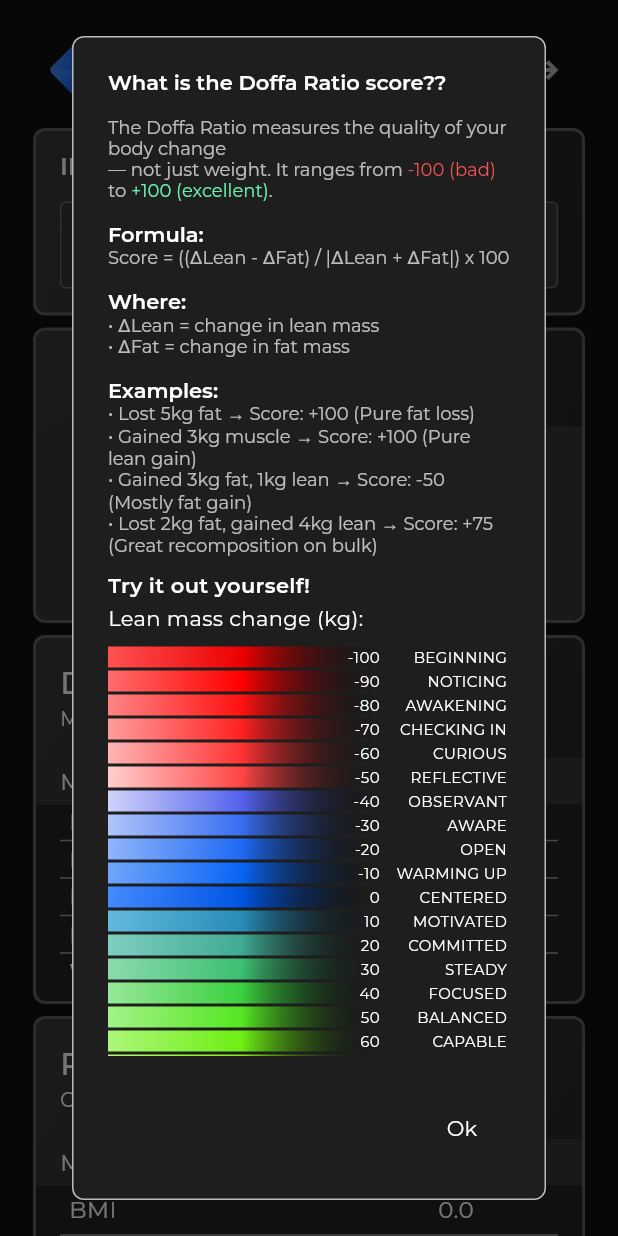
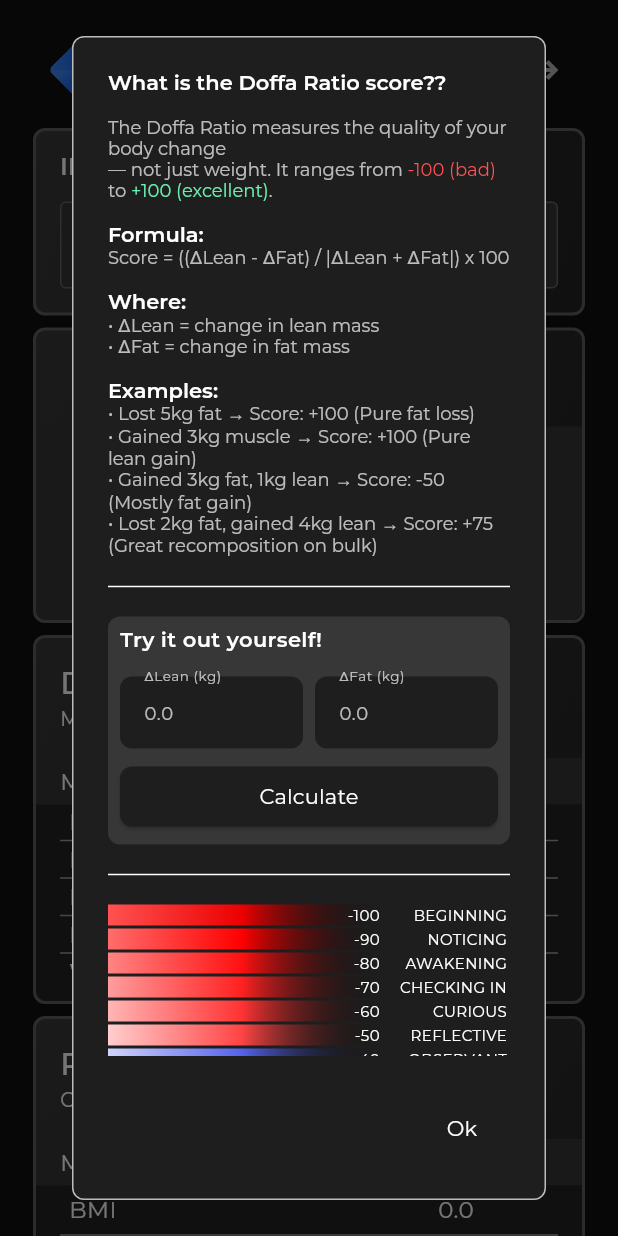
Before and after one commit to NangiDev/doffa, a Flutter app: the screen it shows after launch, after a tap on "Login with Fitbit", after a tap on "RATIO", on a phone screen of 412 x 824 dp. Run offline on Flutter 3.47's test engine with Material 3 defaults, Android fonts, the phone set to English and light mode, and no system bars; our stand-ins replace flutter_secure_storage, flutter_svg, google_fonts, logger, shared_preferences.

Commit message:
Add a ratio test and description prompt

```diff
--- a/lib/providers/metrics_provider.dart
+++ b/lib/providers/metrics_provider.dart
@@ -61,6 +61,16 @@ class MetricsProvider extends ChangeNotifier {
     await _setChangeMetrics(startMetrics, _endMetrics);
   }
 
+  void setEndMetricsSync(Metrics metrics) {
+    _endMetrics = metrics;
+    _setChangeMetricsSync(_startMetrics, _endMetrics);
+  }
+
+  void _setChangeMetricsSync(Metrics start, Metrics end) {
+    _changeMetrics = end.difference(start);
+    notifyListeners();
+  }
+
   // Method to initialize metrics from storage
   Future<void> _loadMetricsFromStorage() async {
     // Load startMetrics from storage
--- a/lib/widgets/cards/my_ratio_card.dart
+++ b/lib/widgets/cards/my_ratio_card.dart
@@ -1,4 +1,5 @@
 import 'package:doffa/providers/metrics_provider.dart';
+import 'package:doffa/widgets/cards/utils/ratio_calculator.dart';
 import 'package:doffa/widgets/my_container.dart';
 import 'package:doffa/widgets/text/my_montserrat.dart';
 import 'package:flutter/material.dart';
@@ -137,7 +138,12 @@ void showInformationDialog({
               children: [
                 _buildCalculationExplanation(context, maxWidth),
                 const SizedBox(height: 8),
-                _buildRatioCalulator(),
+                Divider(),
+                const SizedBox(height: 8),
+                // _buildRatioCalulator(),
+                RatioCalculator(),
+                const SizedBox(height: 8),
+                Divider(),
                 const SizedBox(height: 8),
                 ...motivationScale.entries.map((entry) {
                   final ratio = entry.key;
@@ -167,25 +173,117 @@ void showInformationDialog({
   );
 }
 
-Widget _buildRatioCalulator() {
-  return Column(
-    crossAxisAlignment: CrossAxisAlignment.start,
-    mainAxisSize: MainAxisSize.min,
-    children: [
-      MyMontserrat(
-        text: "Try it out yourself!",
-        maxWidth: 14,
-        fontWeight: FontWeight.w600,
-      ),
-      const SizedBox(height: 8),
-      MyMontserrat(
-        text: "Lean mass change (kg):",
-        maxWidth: 14,
-        fontWeight: FontWeight.w400,
-      ),
-    ],
-  );
-}
+// Widget _buildRatioCalulator() {
+//   final TextStyle textStyle = MyMontserrat.defaultStyle().copyWith(
+//     fontSize: 12,
+//     color: Colors.white70,
+//     height: 1.2,
+//     fontWeight: FontWeight.w400,
+//   );
+
+//   final testProvider = MetricsProvider();
+
+//   return Container(
+//     padding: const EdgeInsets.all(8),
+//     decoration: BoxDecoration(
+//       color: const Color(0xFF373737),
+//       borderRadius: BorderRadius.circular(8),
+//     ),
+//     child: Column(
+//       crossAxisAlignment: CrossAxisAlignment.start,
+//       mainAxisSize: MainAxisSize.min,
+//       children: [
+//         MyMontserrat(
+//           text: "Try it out yourself!",
+//           maxWidth: 14,
+//           fontWeight: FontWeight.w600,
+//         ),
+//         const SizedBox(height: 8),
+//         // Text fields for input
+//         Row(
+//           mainAxisAlignment: MainAxisAlignment.spaceBetween,
+//           children: [
+//             Expanded(
+//               child: TextField(
+//                 controller: TextEditingController(
+//                   text: testProvider.endMetrics.fatInKg.toString(),
+//                 ),
+//                 decoration: InputDecoration(
+//                   labelText: 'ΔLean (kg)',
+//                   labelStyle: textStyle,
+//                   filled: true,
+//                   fillColor: const Color(0xFF1E1E1E),
+//                   border: OutlineInputBorder(
+//                     borderRadius: BorderRadius.circular(8),
+//                     borderSide: BorderSide.none,
+//                   ),
+//                 ),
+//                 style: textStyle,
+//                 onChanged: (value) {
+//                   testProvider.endMetrics.copyWith(
+//                     leanInKg: double.tryParse(value) ?? 0.0,
+//                   );
+//                   // metricsProvider.setEndMetrics(metricsProvider.endMetrics);
+//                 },
+//               ),
+//             ),
+//             const SizedBox(width: 8),
+//             Expanded(
+//               child: TextField(
+//                 controller: TextEditingController(
+//                   text: testProvider.endMetrics.fatInKg.toString(),
+//                 ),
+//                 decoration: InputDecoration(
+//                   labelText: 'ΔFat (kg)',
+//                   labelStyle: textStyle,
+//                   filled: true,
+//                   fillColor: const Color(0xFF1E1E1E),
+//                   border: OutlineInputBorder(
+//                     borderRadius: BorderRadius.circular(8),
+//                     borderSide: BorderSide.none,
+//                   ),
+//                 ),
+//                 style: textStyle,
+//                 onChanged: (value) {
+//                   testProvider.endMetrics.copyWith(
+//                     fatInKg: double.tryParse(value) ?? 0.0,
+//                   );
+//                   // metricsProvider.setEndMetrics(metricsProvider.endMetrics);
+//                 },
+//               ),
+//             ),
+//           ],
+//         ),
+//         // Button to calculate the ratio
+//         const SizedBox(height: 8),
+//         ElevatedButton(
+//           onPressed: () {
+//             print('Ratio: ${testProvider.getRatio()}');
+//           },
+//           style: ElevatedButton.styleFrom(
+//             backgroundColor: const Color(0xFF1E1E1E),
+//             shape: RoundedRectangleBorder(
+//               borderRadius: BorderRadius.circular(8),
+//             ),
+//           ),
+//           child: const MyMontserrat(
+//             text: 'Calculate',
+//             maxWidth: 14,
+//             fontWeight: FontWeight.w400,
+//           ),
+//         ),
+//         const SizedBox(height: 12),
+//         // Display the result
+//         MyMontserrat(
+//           text: 'Result: ${testProvider.getRatio()}',
+//           maxWidth: 14,
+//           fontWeight: FontWeight.w400,
+//         ),
+//         const SizedBox(height: 4),
+//       ],
+//     ),
+//   );
+// }
 
 Widget _buildCalculationExplanation(BuildContext context, double maxWidth) {
   final TextStyle textStyle = MyMontserrat.defaultStyle().copyWith(
--- /dev/null
+++ b/lib/widgets/cards/utils/ratio_calculator.dart
@@ -0,0 +1,143 @@
+import 'package:doffa/providers/metrics_provider.dart';
+import 'package:doffa/widgets/text/my_montserrat.dart';
+import 'package:flutter/material.dart';
+
+class RatioCalculator extends StatefulWidget {
+  const RatioCalculator({super.key});
+
+  @override
+  State<RatioCalculator> createState() => _RatioCalculatorState();
+}
+
+class _RatioCalculatorState extends State<RatioCalculator> {
+  String leanInKg = "0.0";
+  String fatInKg = "0.0";
+
+  final MetricsProvider testProvider = MetricsProvider();
+  late final TextEditingController leanController;
+  late final TextEditingController fatController;
+
+  int? result;
+
+  @override
+  void initState() {
+    super.initState();
+    leanController = TextEditingController(text: leanInKg);
+    fatController = TextEditingController(text: fatInKg);
+
+    testProvider.setStartMetrics(
+      testProvider.startMetrics.copyWith(leanInKg: 0.0, fatInKg: 0.0),
+    );
+  }
+
+  @override
+  void dispose() {
+    leanController.dispose();
+    fatController.dispose();
+    super.dispose();
+  }
+
+  @override
+  Widget build(BuildContext context) {
+    final TextStyle textStyle = MyMontserrat.defaultStyle().copyWith(
+      fontSize: 12,
+      color: Colors.white70,
+      height: 1.2,
+      fontWeight: FontWeight.w400,
+    );
+
+    return Container(
+      padding: const EdgeInsets.all(8),
+      decoration: BoxDecoration(
+        color: const Color(0xFF373737),
+        borderRadius: BorderRadius.circular(8),
+      ),
+      child: Column(
+        spacing: 8,
+        crossAxisAlignment: CrossAxisAlignment.start,
+        children: [
+          MyMontserrat(
+            text: "Try it out yourself!",
+            maxWidth: 14,
+            fontWeight: FontWeight.w600,
+          ),
+          const SizedBox(height: 2),
+          Row(
+            children: [
+              Expanded(
+                child: TextField(
+                  controller: leanController,
+                  decoration: _inputDecoration("ΔLean (kg)", textStyle),
+                  style: textStyle,
+                  keyboardType: TextInputType.number,
+                ),
+              ),
+              const SizedBox(width: 8),
+              Expanded(
+                child: TextField(
+                  controller: fatController,
+                  decoration: _inputDecoration("ΔFat (kg)", textStyle),
+                  style: textStyle,
+                  keyboardType: TextInputType.number,
+                ),
+              ),
+            ],
+          ),
+          ElevatedButton(
+            onPressed: () {
+              final lean = double.tryParse(leanController.text) ?? 0.0;
+              final fat = double.tryParse(fatController.text) ?? 0.0;
+
+              final newEnd = testProvider.startMetrics.copyWith(
+                leanInKg: lean,
+                fatInKg: fat,
+              );
+
+              testProvider.setEndMetricsSync(newEnd); // <-- WAIT for this
+
+              setState(() {
+                result =
+                    testProvider
+                        .getRatio(); // <-- this now uses up-to-date changeMetrics
+              });
+            },
+            style: ElevatedButton.styleFrom(
+              backgroundColor: const Color(0xFF1E1E1E),
+              shape: RoundedRectangleBorder(
+                borderRadius: BorderRadius.circular(8),
+              ),
+            ),
+            child: Center(
+              child: const MyMontserrat(
+                text: 'Calculate',
+                maxWidth: 14,
+                fontWeight: FontWeight.w400,
+              ),
+            ),
+          ),
+          if (result != null)
+            Center(
+              child: MyMontserrat(
+                text: '$result',
+                maxWidth: 24,
+                fontWeight: FontWeight.w600,
+              ),
+            ),
+        ],
+      ),
+    );
+  }
+
+  InputDecoration _inputDecoration(String label, TextStyle labelStyle) {
+    return InputDecoration(
+      labelText: label,
+      labelStyle: labelStyle,
+      filled: true,
+      fillColor: const Color(0xFF1E1E1E),
+      border: OutlineInputBorder(
+        borderRadius: BorderRadius.circular(8),
+        borderSide: BorderSide.none,
+      ),
+    );
+  }
+}
--- a/todo.txt
+++ b/todo.txt
@@ -1,4 +1,3 @@
-* Add a ratio test and description prompt
 * Implement Fitbit login
 * Get values from Fitbit
 * Push to web
```
